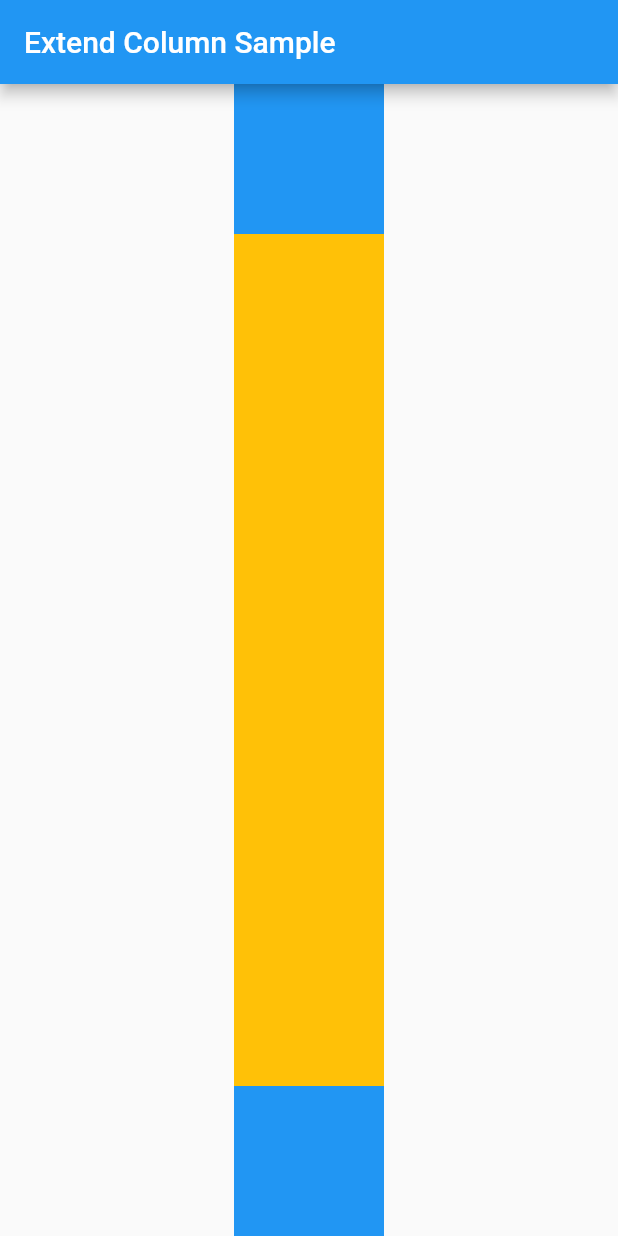
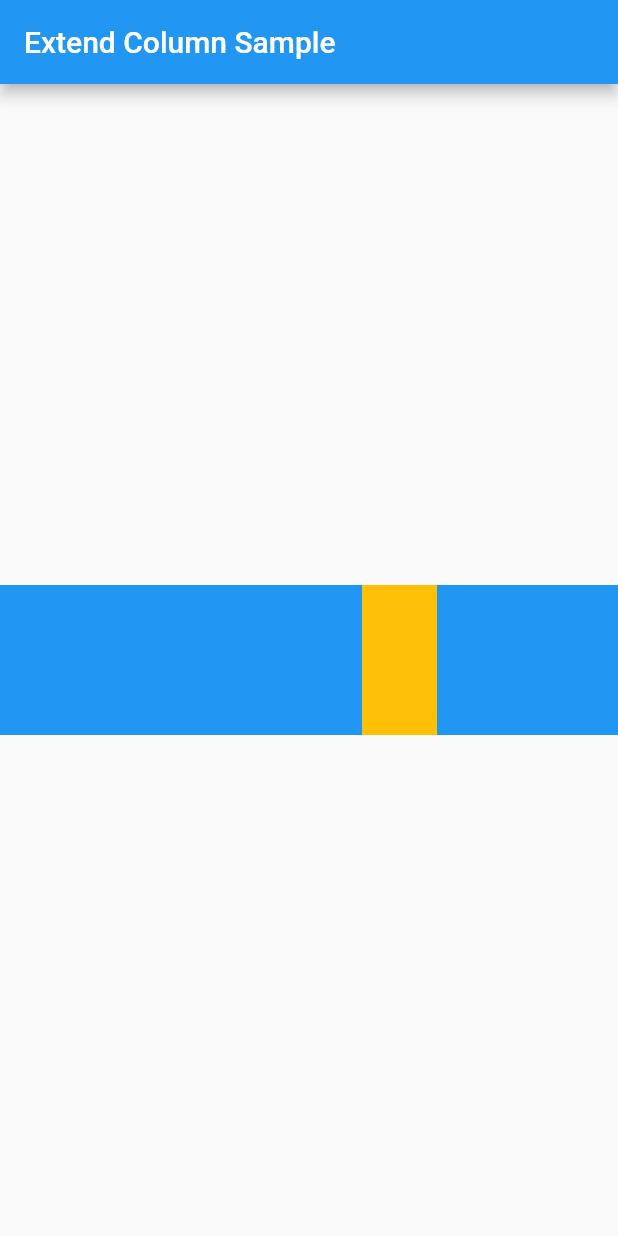
Before and after one commit to Naruse-Kazuki/-Matrix3D, a Flutter app: the screen it shows after launch, on a phone screen of 412 x 824 dp. Run offline on Flutter 3.47's test engine with Material 2 defaults, Android fonts, the phone set to English and light mode, and no system bars.

Commit message:
Expanded2

```diff
--- a/lib/main.dart
+++ b/lib/main.dart
@@ -24,23 +24,26 @@ class MyStatelessWidget extends StatelessWidget {
         title: Text("Extend Column Sample"),
       ),
       body: Center(
-        child: Column(
+        child: Row(
           children: <Widget>[
-            Container(
-              color: Colors.blue,
-              height: 100,
-              width: 100,
-            ),
             Expanded(
+              flex: 2,
               child: Container(
-                color: Colors.amber,
-                width: 100,
+                color: Colors.blue,
+                height: 100,
               ),
             ),
             Container(
-              color: Colors.blue,
+              color: Colors.amber,
+              width: 50,
               height: 100,
-              width: 100,
+              ),
+            Expanded(
+              flex: 1,
+              child: Container(
+                color: Colors.blue,
+                height: 100,
+              )
             ),
           ],
         ),
```
